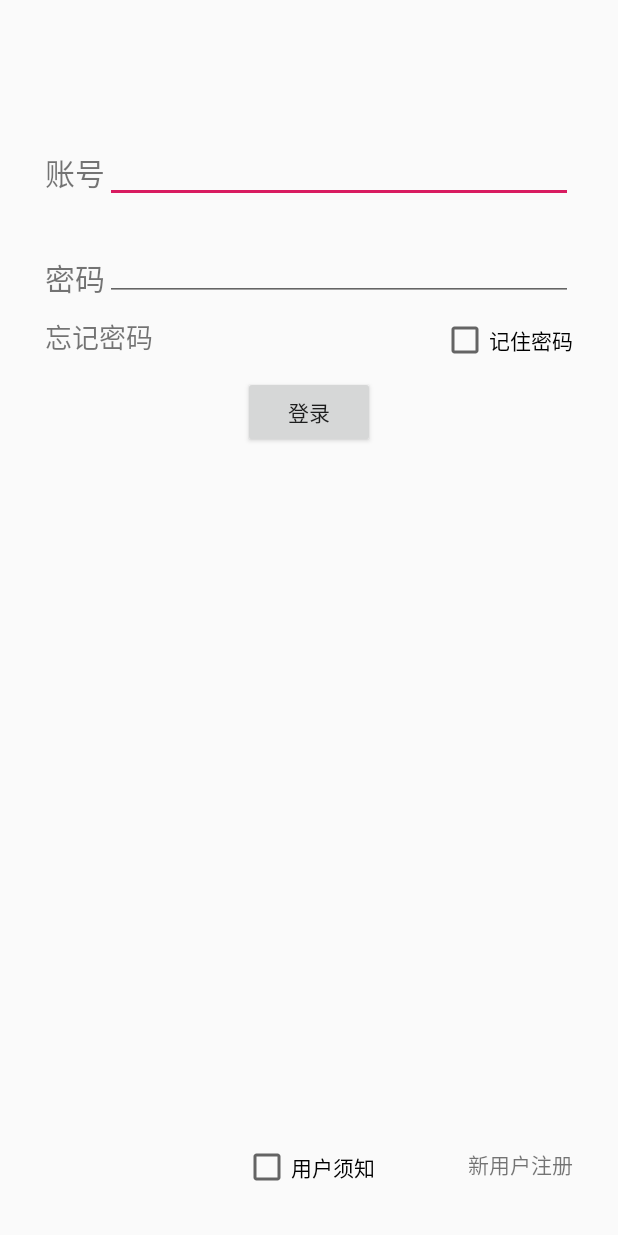
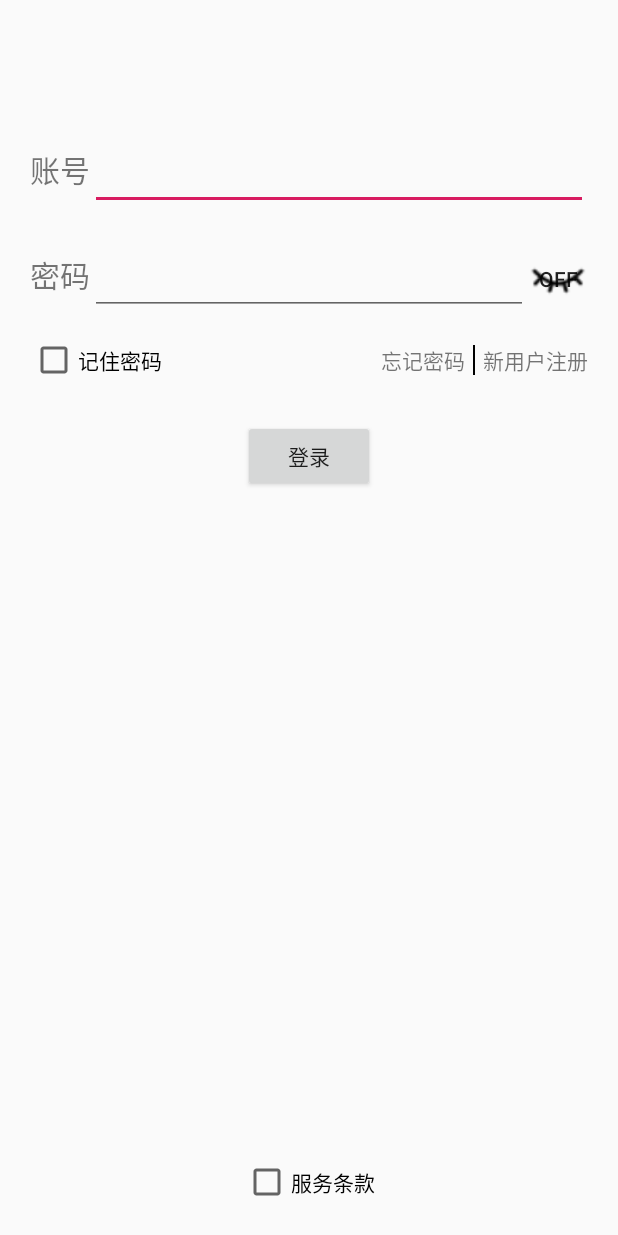
Before and after one commit to 2573722674/UsedMarket, an Android app: the layout activity_login.xml on its own in the app's theme, with its tools: preview values and no code run, on a phone screen of 412 x 824 dp. Run offline under Robolectric (Android 15) with nearby library versions, the phone set to English and light mode, and no system bars.

Commit message:
3 commit

```diff
--- a/app/src/main/java/com/example/usedmarket/Login.java
+++ b/app/src/main/java/com/example/usedmarket/Login.java
@@ -3,43 +3,50 @@ package com.example.usedmarket;
 import android.content.Intent;
 import android.support.v7.app.AppCompatActivity;
 import android.os.Bundle;
+import android.text.method.HideReturnsTransformationMethod;
+import android.text.method.PasswordTransformationMethod;
 import android.view.View;
 import android.widget.Button;
 import android.widget.CheckBox;
+import android.widget.CompoundButton;
 import android.widget.EditText;
 import android.widget.TextView;
+import android.widget.ToggleButton;
 
 public class Login extends AppCompatActivity implements View.OnClickListener {
 
-    private TextView TV_3,TV_4,TV_5;
+    private TextView TV_3,TV_4;
     private EditText ET_1,ET_2;
     private Button loginBtn;
-    private CheckBox CB;
+    private CheckBox CB_1,CB_2;
+    private ToggleButton TB;
     @Override
     protected void onCreate(Bundle savedInstanceState) {
         super.onCreate(savedInstanceState);
         setContentView(R.layout.activity_login);
-        TV_3=findViewById(R.id.TV_4);
-        TV_4=findViewById(R.id.TV_3);
-        TV_5=findViewById(R.id.TV_4);
+        TV_3=findViewById(R.id.TV_3);
+        TV_4=findViewById(R.id.TV_4);
         ET_1=findViewById(R.id.ET_1);
         ET_2=findViewById(R.id.ET_2);
         loginBtn=findViewById(R.id.loginBtn);
-        CB=findViewById(R.id.CB_2);
+        CB_1=findViewById(R.id.CB_1);
+        CB_2=findViewById(R.id.CB_2);
+        TB=findViewById(R.id.TB);
         TV_3.setOnClickListener(this);
         TV_4.setOnClickListener(this);
         loginBtn.setOnClickListener(this);
+        TB.setOnCheckedChangeListener(new ToggleButtonClick());
     }
 
     @Override
     public void onClick(View v) {
         Intent intent=null;
         switch (v.getId()){
+            case R.id.TV_3:
+                intent=new Intent(this,ForgetPassword.class);
+                break;
             case R.id.TV_4:
                 intent=new Intent(this,Register.class);
-                break;
-            case R.id.TV_3:
-                intent=new Intent(this,ForgetPassword.class);
                 break;
             case R.id.loginBtn:
                 intent=new Intent(this, FunctionActivity.class);
@@ -47,4 +54,18 @@ public class Login extends AppCompatActivity implements View.OnClickListener {
         }
         startActivity(intent);
     }
+
+
+    private class ToggleButtonClick implements CompoundButton.OnCheckedChangeListener{
+
+        @Override
+        public void onCheckedChanged(CompoundButton buttonView, boolean isChecked) {
+            if(isChecked){
+                ET_2.setTransformationMethod(HideReturnsTransformationMethod.getInstance());
+            }else{
+                ET_2.setTransformationMethod(PasswordTransformationMethod.getInstance());
+            }
+            ET_2.setSelection(ET_2.length());
+        }
+    }
 }
--- a/app/src/main/java/com/example/usedmarket/MainActivity.java
+++ b/app/src/main/java/com/example/usedmarket/MainActivity.java
@@ -10,12 +10,8 @@ import android.view.View;
 import android.view.WindowManager;
 
 public class MainActivity extends AppCompatActivity {
-    private static final int TIME=3000;
+    private static final int TIME = 1000;
 
-    @Override
-    public void onCreateContextMenu(ContextMenu menu, View v, ContextMenu.ContextMenuInfo menuInfo) {
-        super.onCreateContextMenu(menu, v, menuInfo);
-    }
 
     @Override
     protected void onCreate(Bundle savedInstanceState) {
@@ -26,15 +22,16 @@ public class MainActivity extends AppCompatActivity {
         new Handler().postDelayed(new Runnable() {
             @Override
             public void run() {
-                Intent intent=new Intent(MainActivity.this, Login.class);
+                Intent intent = new Intent(MainActivity.this, Login.class);
                 startActivity(intent);
                 finish();
             }
-        },TIME);
-
-
-
+        }, TIME);
     }
 
+    @Override
+    public void onCreateContextMenu(ContextMenu menu, View v, ContextMenu.ContextMenuInfo menuInfo) {
+        super.onCreateContextMenu(menu, v, menuInfo);
+    }
 
 }
--- /dev/null
+++ b/app/src/main/res/drawable/eyes.xml
@@ -0,0 +1,6 @@
+<?xml version="1.0" encoding="utf-8"?>
+<selector xmlns:android="http://schemas.android.com/apk/res/android">
+
+    <item android:state_checked="true" android:drawable="@drawable/eye2"></item>
+    <item android:state_checked="false" android:drawable="@drawable/eye1"></item>
+</selector>
--- a/app/src/main/res/layout/activity_login.xml
+++ b/app/src/main/res/layout/activity_login.xml
@@ -1,92 +1,107 @@
 <?xml version="1.0" encoding="utf-8"?>
 <LinearLayout xmlns:android="http://schemas.android.com/apk/res/android"
+    android:orientation="vertical"
     android:layout_width="match_parent"
-    android:layout_height="match_parent">
+    android:layout_height="match_parent"
+    android:padding="20dp"
+    >
 
-    <RelativeLayout
+    <LinearLayout
         android:layout_width="match_parent"
-        android:layout_height="match_parent"
-        android:padding="30dp">
-
+        android:layout_height="50dp"
+        android:layout_marginTop="70dp">
         <TextView
             android:id="@+id/TV_1"
             android:layout_width="wrap_content"
             android:layout_height="wrap_content"
-            android:layout_marginTop="70dp"
             android:text="账号"
-            android:textSize="20sp" />
-
+            android:textSize="20sp"
+            />
+        <EditText
+            android:id="@+id/ET_1"
+            android:layout_width="match_parent"
+            android:layout_height="match_parent"
+            android:inputType="number"
+            />
+    </LinearLayout>
+    <LinearLayout
+        android:layout_width="match_parent"
+        android:layout_height="50dp"
+        android:layout_marginTop="20dp"
+        android:orientation="horizontal">
         <TextView
             android:id="@+id/TV_2"
             android:layout_width="wrap_content"
             android:layout_height="wrap_content"
-            android:layout_below="@id/TV_1"
-            android:layout_marginTop="40dp"
             android:text="密码"
             android:textSize="20sp" />
 
-        <EditText
-            android:id="@+id/ET_1"
-            android:layout_width="match_parent"
-            android:layout_height="wrap_content"
-            android:layout_marginTop="60dp"
-            android:layout_toRightOf="@id/TV_1" />
 
         <EditText
             android:id="@+id/ET_2"
-            android:layout_width="match_parent"
-            android:layout_height="wrap_content"
-            android:layout_below="@id/ET_1"
-            android:layout_marginTop="20dp"
-            android:layout_toRightOf="@id/TV_2" />
+            android:layout_width="0dp"
+            android:layout_weight="1"
+            android:layout_height="match_parent"
+            android:inputType="textPassword"/>
 
+        <ToggleButton
+            android:id="@+id/TB"
+            android:background="@drawable/eyes"
+            android:layout_width="40dp"
+            android:layout_height="40dp" />
+    </LinearLayout>
+
+    <LinearLayout
+        android:layout_width="match_parent"
+        android:layout_height="40dp"
+        android:layout_marginTop="10dp"
+        android:orientation="horizontal"
+        android:gravity="center_vertical">
         <CheckBox
             android:id="@+id/CB_1"
+            android:text="记住密码"
             android:layout_width="wrap_content"
-            android:layout_height="wrap_content"
-            android:text="记住密码"
-            android:layout_alignParentRight="true"
-            android:layout_marginTop="10dp"
-            android:layout_below="@id/ET_2"/>
+            android:layout_height="wrap_content" />
+        <View
+            android:layout_width="0dp"
+            android:layout_height="20dp"
+            android:layout_weight="1"/>
+        <TextView
+            android:id="@+id/TV_3"
+            android:text="忘记密码"
+            android:layout_width="wrap_content"
+            android:layout_height="wrap_content" />
 
+        <View
+            android:background="#000000"
+            android:layout_width="1dp"
+            android:layout_height="20dp"
+            android:layout_marginLeft="5dp"
+            android:layout_marginRight="5dp"/>
         <TextView
             android:id="@+id/TV_4"
-            android:layout_alignParentBottom="true"
-            android:layout_alignParentRight="true"
+            android:text="新用户注册"
             android:layout_width="wrap_content"
-            android:layout_height="wrap_content"
-            android:layout_marginBottom="7dp"
-            android:text="新用户注册" />
+            android:layout_height="wrap_content" />
+    </LinearLayout>
 
-        <TextView
-            android:id="@+id/TV_3"
-            android:textSize="18dp"
-            android:layout_width="wrap_content"
-            android:layout_height="wrap_content"
-            android:layout_below="@+id/ET_2"
-            android:layout_marginTop="10dp"
-            android:text="忘记密码" />
-
-        <Button
-            android:id="@+id/loginBtn"
-            android:layout_width="wrap_content"
-            android:layout_height="wrap_content"
-            android:layout_below="@id/ET_2"
-            android:layout_centerHorizontal="true"
-            android:layout_marginTop="50dp"
-            android:text="登录" />
-
+    <Button
+        android:id="@+id/loginBtn"
+        android:text="登录"
+        android:layout_marginTop="20dp"
+        android:layout_gravity="center_horizontal"
+        android:layout_width="wrap_content"
+        android:layout_height="wrap_content" />
+    <RelativeLayout
+        android:layout_width="match_parent"
+        android:layout_height="match_parent">
         <CheckBox
             android:id="@+id/CB_2"
-            android:layout_width="wrap_content"
-            android:layout_height="wrap_content"
+            android:text="服务条款"
             android:layout_alignParentBottom="true"
             android:layout_centerHorizontal="true"
-            android:text="用户须知"
-            />
+            android:layout_width="wrap_content"
+            android:layout_height="wrap_content" />
+    </RelativeLayout>
 
-
-
-
-    </RelativeLayout>
 </LinearLayout>
```
Also changed, not shown: app/src/main/res/drawable/eye1.png (added), app/src/main/res/drawable/eye2.png (added).
